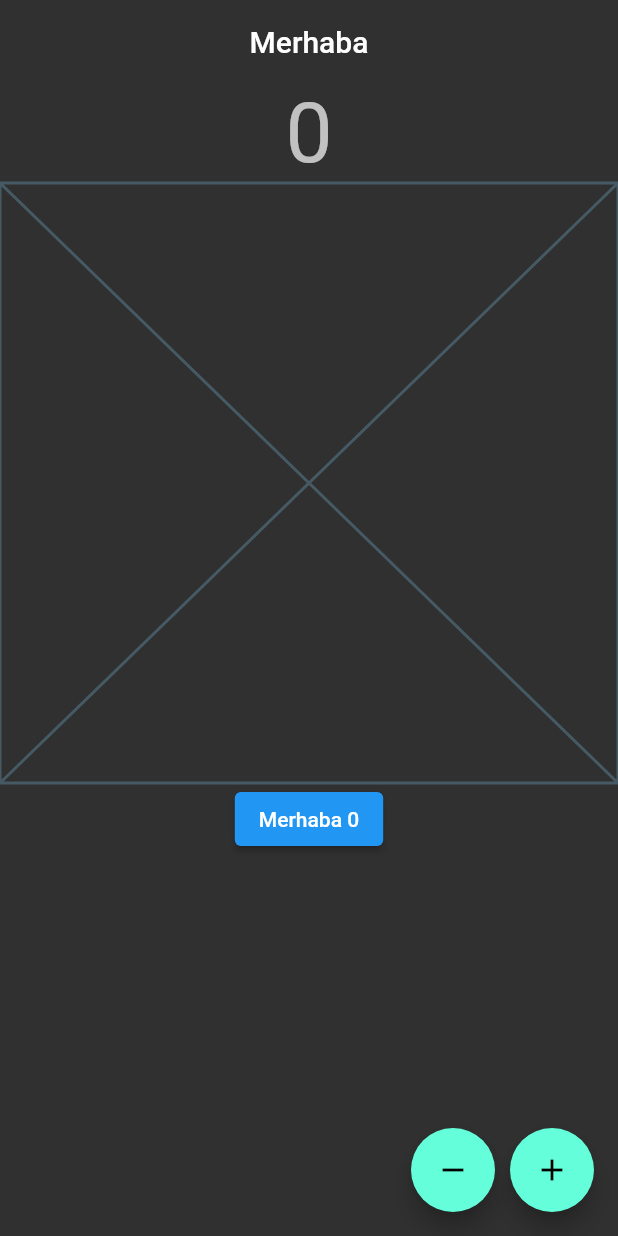
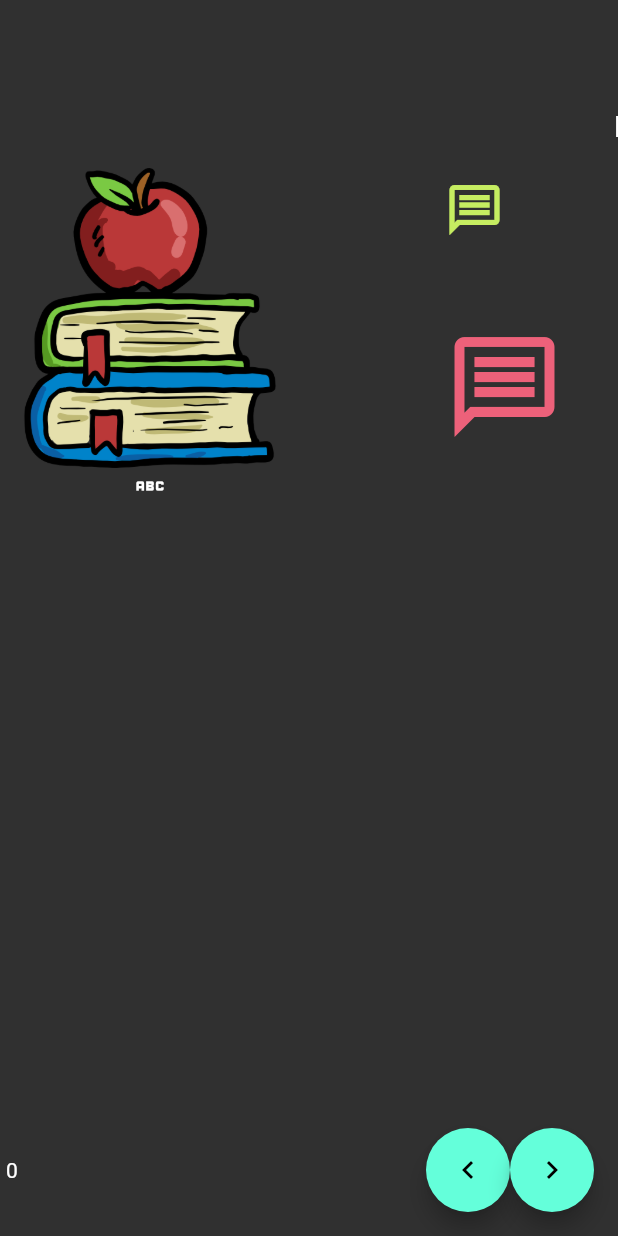
Before and after one commit to diksed/flutter_full_learn, a Flutter app: the screen it shows after launch, on a phone screen of 412 x 824 dp. Run offline on Flutter 3.47's test engine with Material 2 defaults, Android fonts, the phone set to English and light mode, and no system bars; network calls fail.

Commit message:
page_view_learn

```diff
--- /dev/null
+++ b/lib/101/page_view_lern.dart
@@ -0,0 +1,64 @@
+import 'package:flutter/material.dart';
+import 'package:flutter_full_learn/101/icon_learn.dart';
+import 'package:flutter_full_learn/101/image_learn.dart';
+import 'package:flutter_full_learn/101/stack_learn.dart';
+
+class PageViewLearn extends StatefulWidget {
+  const PageViewLearn({Key? key}) : super(key: key);
+
+  @override
+  State<PageViewLearn> createState() => _PageViewLearnState();
+}
+
+class _PageViewLearnState extends State<PageViewLearn> {
+  final _pageController = PageController(viewportFraction: 0.7);
+  int _currentPageIndex = 0;
+  void _updatePageIndex(int index) {
+    setState(() {
+      _currentPageIndex = index;
+    });
+  }
+
+  @override
+  Widget build(BuildContext context) {
+    return Scaffold(
+      floatingActionButton: Row(
+        mainAxisSize: MainAxisSize.min,
+        children: [
+          Padding(
+            padding: const EdgeInsets.only(left: 20),
+            child: Text(_currentPageIndex.toString()),
+          ),
+          const Spacer(),
+          FloatingActionButton(
+              onPressed: () {
+                _pageController.previousPage(
+                    duration: _DurationUtility._durationLow, curve: _DurationUtility._slowMiddle);
+              },
+              child: const Icon(Icons.chevron_left)),
+          FloatingActionButton(
+              onPressed: () {
+                _pageController.nextPage(duration: _DurationUtility._durationLow, curve: _DurationUtility._slowMiddle);
+              },
+              child: const Icon(Icons.chevron_right)),
+        ],
+      ),
+      appBar: AppBar(),
+      body: PageView(
+        padEnds: false,
+        controller: _pageController,
+        onPageChanged: _updatePageIndex,
+        children: [
+          const ImageLearn(),
+          IconLearnView(),
+          const StackLearn(),
+        ],
+      ),
+    );
+  }
+}
+
+class _DurationUtility {
+  static const _durationLow = Duration(seconds: 1);
+  static const _slowMiddle = Curves.slowMiddle;
+}
--- a/lib/main.dart
+++ b/lib/main.dart
@@ -2,7 +2,7 @@ import 'package:flutter/material.dart';
 import 'package:flutter/services.dart';
 
 import '101/color_learn.dart';
-import '101/statefull_learn.dart';
+import '101/page_view_lern.dart';
 
 void main() {
   runApp(const MyApp());
@@ -27,7 +27,7 @@ class MyApp extends StatelessWidget {
               elevation: 0,
               backgroundColor: Colors.transparent,
               systemOverlayStyle: SystemUiOverlayStyle.light)),
-      home: const StatefullLearn(),
+      home: const PageViewLearn(),
     );
   }
 }
```
